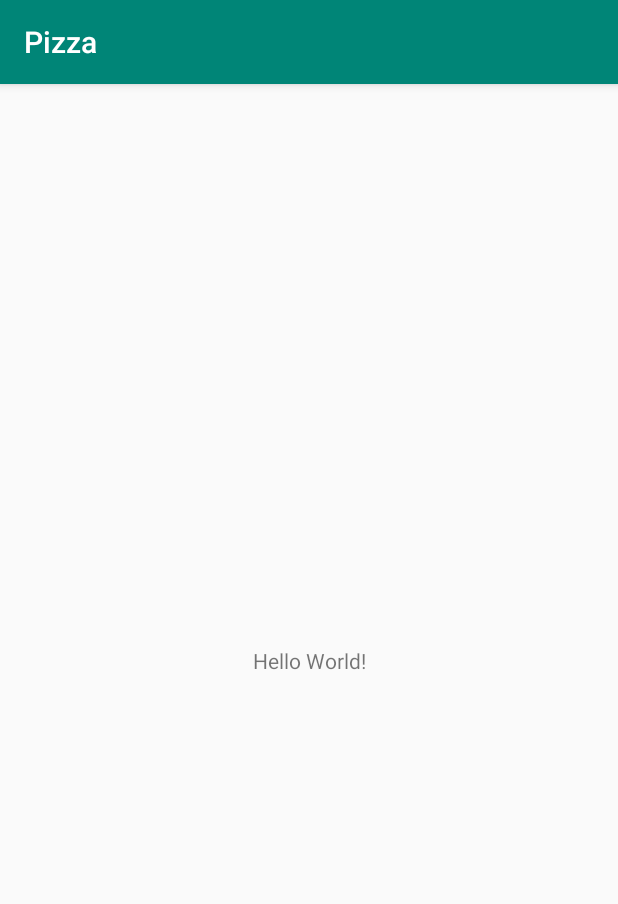
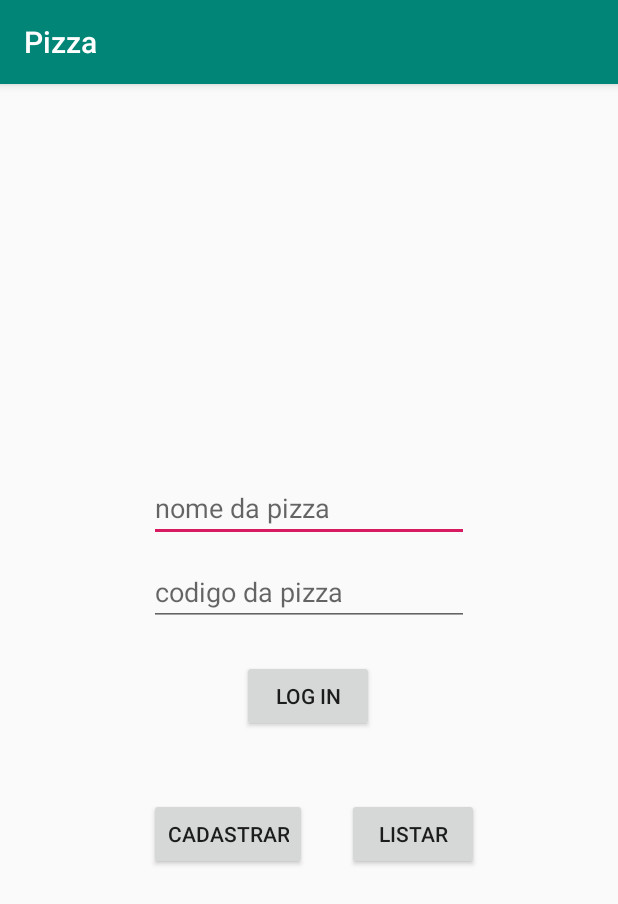
Before and after one commit to ana2pn/MPOO_20192, an Android app: the screen it shows after launch (MainActivity), on a phone screen of 412 x 824 dp. Shown: the top 904 px of the screen. Run offline under Robolectric (Android 15) with nearby library versions, the phone set to English and light mode, and no system bars.

Commit message:
tela de login

```diff
--- a/app/src/main/res/layout/activity_main.xml
+++ b/app/src/main/res/layout/activity_main.xml
@@ -6,13 +6,60 @@
     android:layout_height="match_parent"
     tools:context=".MainActivity">
 
-    <TextView
+    <EditText
+        android:id="@+id/nomeEditText"
         android:layout_width="wrap_content"
         android:layout_height="wrap_content"
-        android:text="Hello World!"
-        app:layout_constraintBottom_toBottomOf="parent"
-        app:layout_constraintLeft_toLeftOf="parent"
-        app:layout_constraintRight_toRightOf="parent"
+        android:layout_marginTop="260dp"
+        android:ems="10"
+        android:hint="nome da pizza"
+        android:inputType="textPersonName"
+        app:layout_constraintEnd_toEndOf="parent"
+        app:layout_constraintStart_toStartOf="parent"
         app:layout_constraintTop_toTopOf="parent" />
 
+    <EditText
+        android:id="@+id/codigoEditText"
+        android:layout_width="wrap_content"
+        android:layout_height="wrap_content"
+        android:layout_marginTop="316dp"
+        android:ems="10"
+        android:hint="codigo da pizza"
+        android:inputType="textPassword"
+        app:layout_constraintEnd_toEndOf="parent"
+        app:layout_constraintStart_toStartOf="parent"
+        app:layout_constraintTop_toTopOf="parent" />
+
+    <Button
+        android:id="@+id/btnCadastrar"
+        android:layout_width="wrap_content"
+        android:layout_height="wrap_content"
+        android:layout_marginTop="476dp"
+        android:text="CADASTRAR"
+        app:layout_constraintEnd_toEndOf="parent"
+        app:layout_constraintHorizontal_bias="0.323"
+        app:layout_constraintStart_toStartOf="parent"
+        app:layout_constraintTop_toTopOf="parent" />
+
+    <Button
+        android:id="@+id/btnListar"
+        android:layout_width="wrap_content"
+        android:layout_height="wrap_content"
+        android:layout_marginTop="476dp"
+        android:text="LISTAR"
+        app:layout_constraintEnd_toEndOf="parent"
+        app:layout_constraintHorizontal_bias="0.715"
+        app:layout_constraintStart_toStartOf="parent"
+        app:layout_constraintTop_toTopOf="parent" />
+
+    <Button
+        android:id="@+id/btnLogin"
+        android:layout_width="wrap_content"
+        android:layout_height="wrap_content"
+        android:layout_marginTop="384dp"
+        android:text="Log in"
+        app:layout_constraintEnd_toEndOf="parent"
+        app:layout_constraintHorizontal_bias="0.498"
+        app:layout_constraintStart_toStartOf="parent"
+        app:layout_constraintTop_toTopOf="parent" />
 </androidx.constraintlayout.widget.ConstraintLayout>
```
